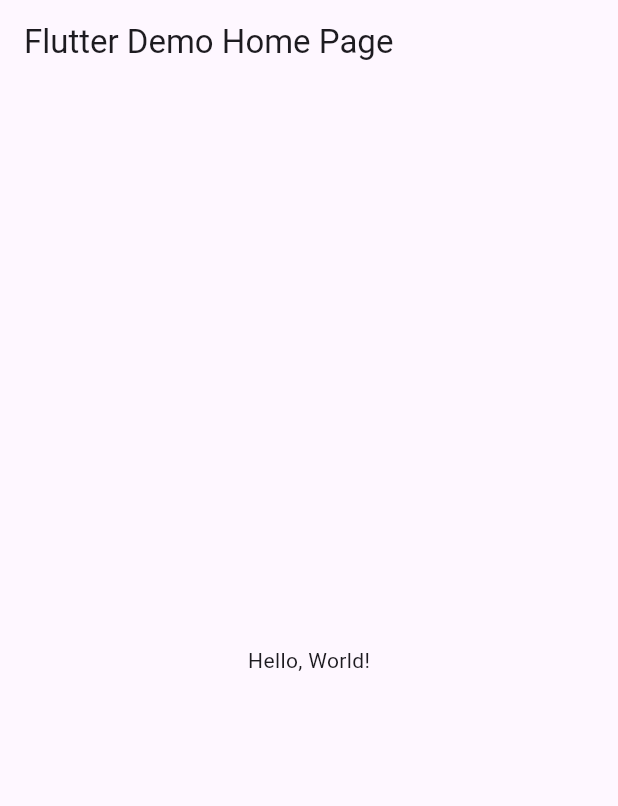
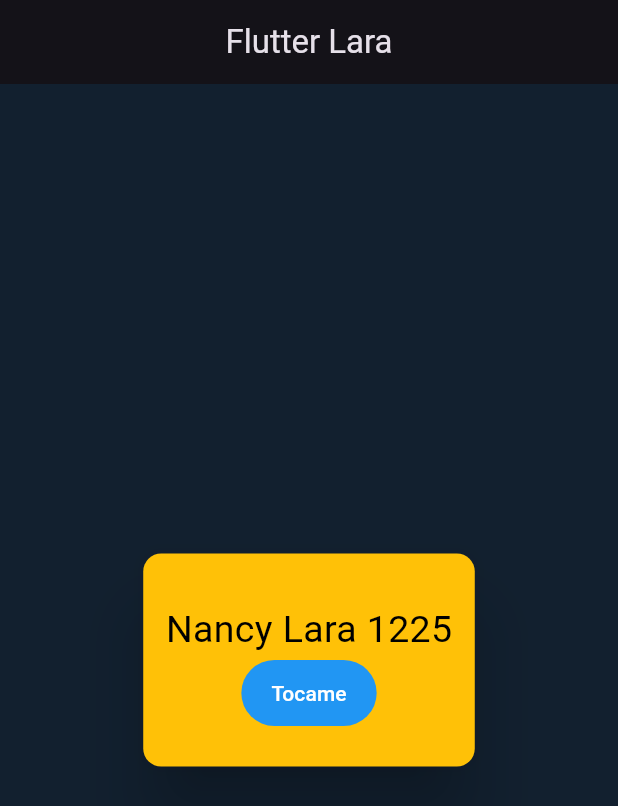
Before and after one commit to Nancy-Lara-Baca/CursoFlutter1225, a Flutter app: the screen it shows after launch, on a phone screen of 412 x 824 dp. Shown: the top 806 px of the screen. Run offline on Flutter 3.47's test engine with Material 3 defaults, Android fonts, the phone set to English and light mode, and no system bars.

```diff
--- /dev/null
+++ b/lib/Mi_Widget/Mi_Tarjeta.dart
@@ -0,0 +1,44 @@
+import 'package:flutter/material.dart';
+
+class LaTarjeta extends StatelessWidget {
+  const LaTarjeta({Key? key}) : super(key: key);
+
+  @override
+  Widget build(BuildContext context) {
+    return Center(
+      child: SizedBox(
+        height: 150,
+        child: Card(
+          elevation: 20,
+          color: Colors.amber,
+          child: Padding(
+            padding: EdgeInsets.all(15),
+            child: Column(
+              mainAxisAlignment: MainAxisAlignment.center,
+              children: <Widget>[
+                SizedBox(
+                  height: 8,
+                ),
+                Text(
+                  "Nancy Lara 1225",
+                  style: TextStyle(color: Colors.black, fontSize: 25),
+                ),
+                TextButton(
+                  onPressed: () {},
+                  child: Text(
+                    "Tocame",
+                  ),
+                  style: TextButton.styleFrom(
+                    backgroundColor: Colors.blue, // Fondo azul
+                    foregroundColor: Colors.white, // Texto blanco
+                    padding: EdgeInsets.symmetric(horizontal: 20, vertical: 12),
+                  ),
+                ),
+              ],
+            ),
+          ),
+        ),
+      ),
+    );
+  }
+}
--- a/lib/main.dart
+++ b/lib/main.dart
@@ -1,42 +1,27 @@
 import 'package:flutter/material.dart';
+import 'package:LaraCurso/Mi_Widget/Mi_Tarjeta.dart';
 
-void main() => runApp(MyApp());
+const Color darkBlue = Color(0xFF12202F);
 
-class MyApp extends StatelessWidget {
-  const MyApp({super.key});
-  // This widget is the root of your application.
+void main() {
+  runApp(const MiTarjeta());
+}
+
+class MiTarjeta extends StatelessWidget {
+  const MiTarjeta({Key? key}) : super(key: key);
+
   @override
   Widget build(BuildContext context) {
     return MaterialApp(
-      // Application name
-      title: 'Flutter Hello World',
-      // Application theme data, you can set the colors for the application as
-      // you want
-      theme: ThemeData(
-        // useMaterial3: false,
-        primarySwatch: Colors.blue,
-      ),
-      // A widget which will be started on application startup
-      home: MyHomePage(title: 'Flutter Demo Home Page'),
-    );
-  }
-}
-
-class MyHomePage extends StatelessWidget {
-  final String title;
-  const MyHomePage({super.key, required this.title});
-
-  @override
-  Widget build(BuildContext context) {
-    return Scaffold(
-      appBar: AppBar(
-        // The title text which will be shown on the action bar
-        title: Text(title),
-      ),
-      body: Center(
-        child: Text(
-          'Hello, World!',
+      theme: ThemeData.dark().copyWith(scaffoldBackgroundColor: darkBlue),
+      debugShowCheckedModeBanner: false,
+      title: 'Every Flutter Widget',
+      home: Scaffold(
+        appBar: AppBar(
+          title: const Text('Flutter Lara'),
+          centerTitle: true,
         ),
+        body: LaTarjeta(),
       ),
     );
   }
```
Also changed, not shown: Z_recursos/Cap.jpg (added), 1 other file.
